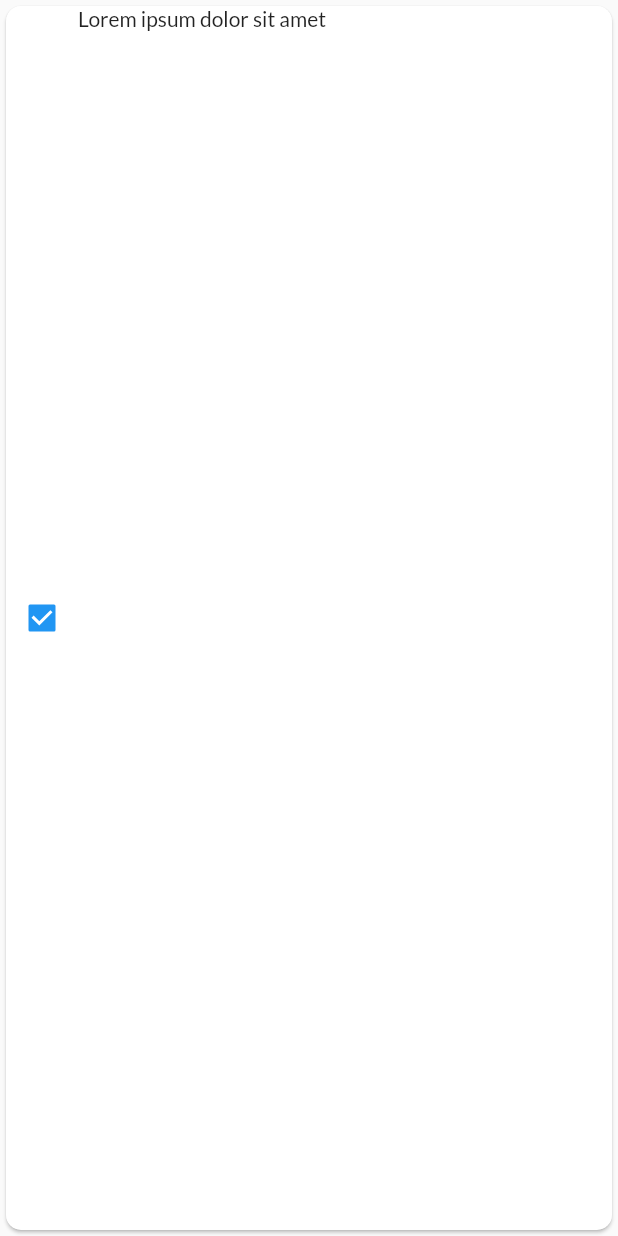
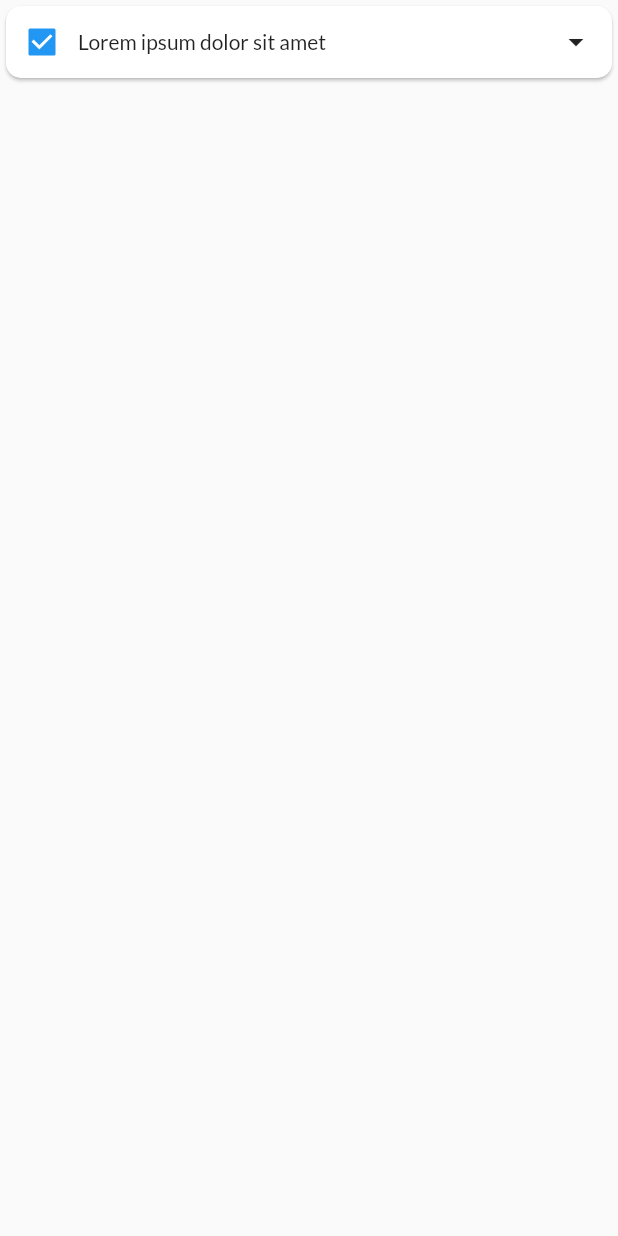
Before and after one commit to gurudevsingh14/strike_task, a Flutter app: the SubTaskTile widget shown alone on an empty page, opened directly, on a phone screen of 412 x 824 dp. Run offline on Flutter 3.47's test engine with Material 2 defaults, Android fonts, the light colour scheme and no system bars; our stand-ins replace percent_indicator; missing offline and left inert: pandabar.

Commit message:
Added pop up menu button with edit and delete items

```diff
--- /dev/null
+++ b/lib/model/menu_item_model.dart
@@ -0,0 +1,7 @@
+import 'package:flutter/material.dart';
+
+class MenuItemModel{
+  Icon? icon;
+  Text? text;
+  MenuItemModel({this.icon,this.text});
+}
--- a/lib/view/Screens/TaskDetailScreen/components/sub_task_tile.dart
+++ b/lib/view/Screens/TaskDetailScreen/components/sub_task_tile.dart
@@ -1,4 +1,9 @@
 import 'package:flutter/material.dart';
+import 'package:strike_task/constants/constants.dart';
+import 'package:strike_task/constants/menu_items.dart';
+import 'package:strike_task/model/menu_item_model.dart';
+
+import '../../../../constants/menu_items.dart';
 
 class SubTaskTile extends StatelessWidget {
   const SubTaskTile({Key? key}) : super(key: key);
@@ -16,11 +21,19 @@ class SubTaskTile extends StatelessWidget {
         child: Row(
           children: [
             Checkbox(value: true, onChanged: (value){}),
-            Column(
+            Text('Lorem ipsum dolor sit amet'),
+            Expanded(child: Row(
+              mainAxisAlignment: MainAxisAlignment.end,
               children: [
-                Text('Lorem ipsum dolor sit amet'),
+                PopupMenuButton<MenuItemModel>(
+                  icon: Icon(Icons.arrow_drop_down),
+                    itemBuilder: (context) => [
+                      ...menuItems.map((e) => PopupMenuItem(child: Row(children: [e.icon!,e.text!],)))
+                    ])
+                // IconButton(padding: EdgeInsets.zero,onPressed: (){}, icon: Icon(Icons.edit,color: mutedTextColor,)),
+                // IconButton(padding:EdgeInsets.zero,onPressed: (){}, icon: Icon(Icons.delete,color: mutedTextColor,)),
               ],
-            )
+            ))
           ],
         ),
       ),
```
Also changed, not shown: lib/constants/menu_items.dart (added, +7 -0 lines), lib/view/Common/catergory_card.dart (+13 -1 lines).
